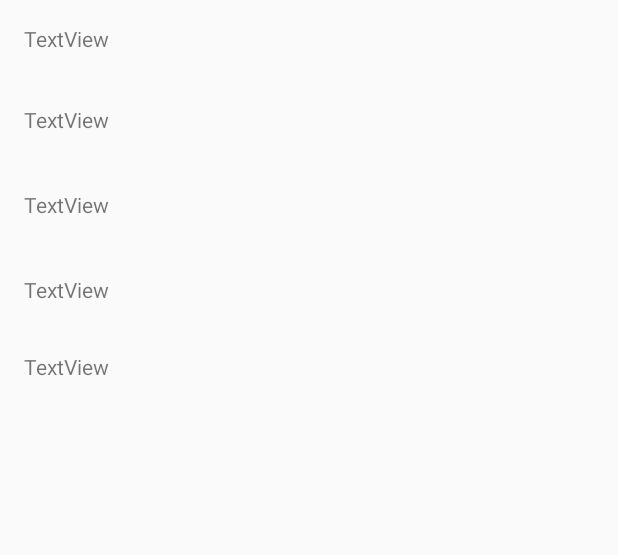
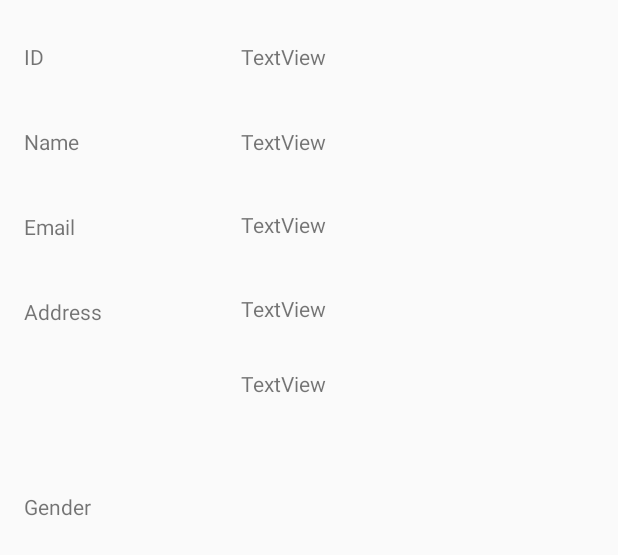
Before and after one commit to himanshu366/immortal_task, an Android app: the layout content_second.xml on its own in the app's theme, with its tools: preview values and no code run, on a phone screen of 412 x 824 dp. Shown: the top 555 px of the screen. Run offline under Robolectric (Android 15) with nearby library versions, the phone set to English and light mode, and no system bars.

Commit message:
ProgressBar, ListView and DetailView working

```diff
--- a/app/src/main/res/layout/content_second.xml
+++ b/app/src/main/res/layout/content_second.xml
@@ -10,51 +10,106 @@
 
     <TextView
         android:id="@+id/textView2"
+        android:layout_width="140dp"
+        android:layout_height="wrap_content"
+        android:layout_marginTop="28dp"
+        android:layout_marginEnd="111dp"
+        android:text="TextView"
+        app:layout_constraintEnd_toEndOf="parent"
+        app:layout_constraintTop_toTopOf="parent" />
+
+    <TextView
+        android:id="@+id/textView3"
+        android:layout_width="140dp"
+        android:layout_height="wrap_content"
+        android:layout_marginTop="37dp"
+        android:layout_marginEnd="111dp"
+        android:text="TextView"
+        app:layout_constraintEnd_toEndOf="parent"
+        app:layout_constraintTop_toBottomOf="@+id/textView2" />
+
+    <TextView
+        android:id="@+id/textView4"
+        android:layout_width="180dp"
+        android:layout_height="wrap_content"
+        android:layout_marginTop="140dp"
+        android:layout_marginEnd="71dp"
+        android:text="TextView"
+        app:layout_constraintEnd_toEndOf="parent"
+        app:layout_constraintTop_toTopOf="parent" />
+
+    <TextView
+        android:id="@+id/textView5"
+        android:layout_width="180dp"
+        android:layout_height="18dp"
+        android:layout_marginTop="196dp"
+        android:layout_marginEnd="71dp"
+        android:text="TextView"
+        app:layout_constraintEnd_toEndOf="parent"
+        app:layout_constraintTop_toTopOf="parent" />
+
+    <TextView
+        android:id="@+id/textView6"
+        android:layout_width="59dp"
+        android:layout_height="19dp"
+        android:layout_marginTop="32dp"
+        android:layout_marginEnd="192dp"
+        android:layout_marginBottom="404dp"
+        android:text="TextView"
+        app:layout_constraintBottom_toBottomOf="parent"
+        app:layout_constraintEnd_toEndOf="parent"
+        app:layout_constraintTop_toBottomOf="@+id/textView5"
+        app:layout_constraintVertical_bias="0.0" />
+
+    <TextView
+        android:id="@+id/textView"
         android:layout_width="wrap_content"
         android:layout_height="wrap_content"
         android:layout_marginStart="16dp"
-        android:layout_marginTop="16dp"
-        android:text="TextView"
+        android:layout_marginTop="28dp"
+        android:text="ID"
         app:layout_constraintStart_toStartOf="parent"
         app:layout_constraintTop_toTopOf="parent" />
 
     <TextView
-        android:id="@+id/textView3"
-        android:layout_width="wrap_content"
-        android:layout_height="wrap_content"
-        android:layout_marginStart="16dp"
-        android:layout_marginTop="70dp"
-        android:text="TextView"
-        app:layout_constraintStart_toStartOf="parent"
-        app:layout_constraintTop_toTopOf="parent" />
-
-    <TextView
-        android:id="@+id/textView4"
+        android:id="@+id/textView7"
         android:layout_width="wrap_content"
         android:layout_height="wrap_content"
         android:layout_marginStart="16dp"
         android:layout_marginTop="37dp"
-        android:text="TextView"
+        android:text="Name"
         app:layout_constraintStart_toStartOf="parent"
-        app:layout_constraintTop_toBottomOf="@+id/textView3" />
+        app:layout_constraintTop_toBottomOf="@+id/textView" />
 
     <TextView
-        android:id="@+id/textView5"
+        android:id="@+id/textView8"
         android:layout_width="wrap_content"
         android:layout_height="wrap_content"
         android:layout_marginStart="16dp"
         android:layout_marginTop="37dp"
-        android:text="TextView"
+        android:text="Email"
         app:layout_constraintStart_toStartOf="parent"
-        app:layout_constraintTop_toBottomOf="@+id/textView4" />
+        app:layout_constraintTop_toBottomOf="@+id/textView7" />
 
     <TextView
-        android:id="@+id/textView6"
+        android:id="@+id/textView9"
         android:layout_width="wrap_content"
         android:layout_height="wrap_content"
         android:layout_marginStart="16dp"
-        android:layout_marginTop="32dp"
-        android:text="TextView"
+        android:layout_marginTop="37dp"
+        android:text="Address"
         app:layout_constraintStart_toStartOf="parent"
-        app:layout_constraintTop_toBottomOf="@+id/textView5" />
+        app:layout_constraintTop_toBottomOf="@+id/textView8" />
+
+    <TextView
+        android:id="@+id/textView10"
+        android:layout_width="46dp"
+        android:layout_height="19dp"
+        android:layout_marginStart="16dp"
+        android:layout_marginTop="37dp"
+        android:layout_marginBottom="404dp"
+        android:text="Gender"
+        app:layout_constraintBottom_toBottomOf="parent"
+        app:layout_constraintStart_toStartOf="parent"
+        app:layout_constraintTop_toBottomOf="@+id/textView9" />
 </android.support.constraint.ConstraintLayout>
```
